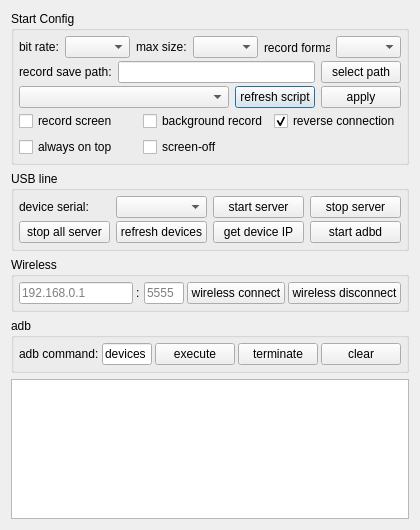
This is QtScrcpy/dialog.ui in barry-ran/QtScrcpy as Qt 5 draws it before an edit. The edited form follows.
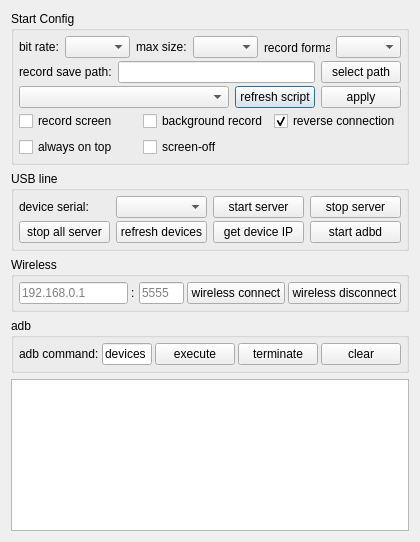
This is the edited form.

Commit message: optimize UI for English display

What changed in the file:
```diff
--- a/QtScrcpy/dialog.ui
+++ b/QtScrcpy/dialog.ui
@@ -7,7 +7,7 @@
     <x>0</x>
     <y>0</y>
     <width>420</width>
-    <height>471</height>
+    <height>542</height>
    </rect>
   </property>
   <property name="minimumSize">
@@ -470,9 +470,15 @@
           <verstretch>0</verstretch>
          </sizepolicy>
         </property>
+        <property name="minimumSize">
+         <size>
+          <width>45</width>
+          <height>0</height>
+         </size>
+        </property>
         <property name="maximumSize">
          <size>
-          <width>40</width>
+          <width>45</width>
           <height>16777215</height>
          </size>
         </property>
```
Left out of the diff: 6 changed lines with no effect on the pictures. The commit also changes 2 other files.
